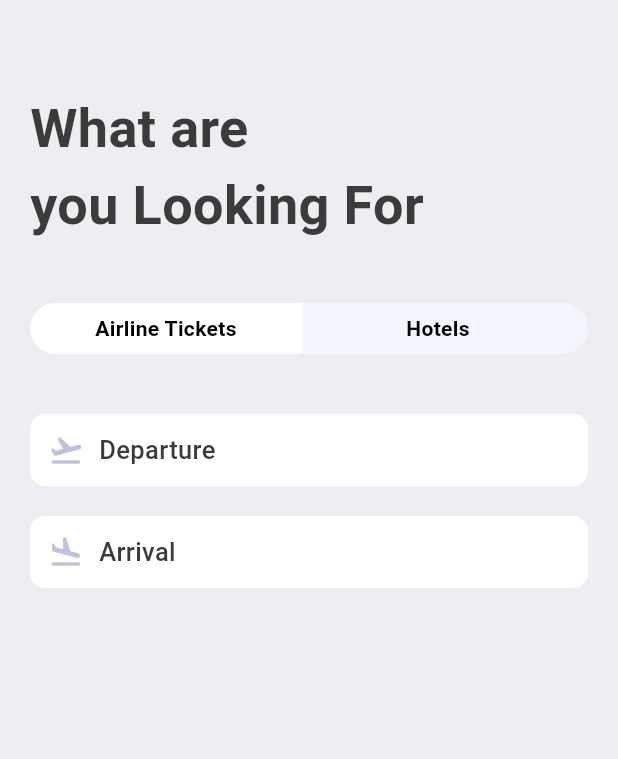
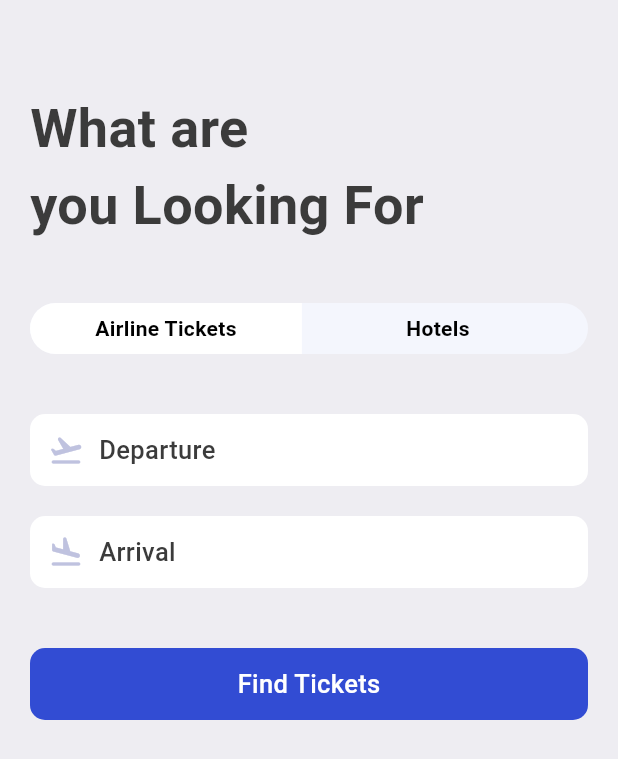
Before and after one commit to Adarsh0Ranjan/ticket_App_flutter, a Flutter app: the SerachScreen screen opened directly, on a phone screen of 412 x 824 dp. Shown: the top 759 px of the screen. Run offline on Flutter 3.47's test engine with Material 3 defaults, Android fonts, the phone set to English and light mode, and no system bars; our stand-ins replace fluentui_icons.

Commit message:
FindTickets added

```diff
--- a/lib/screens/Search/serach_screen.dart
+++ b/lib/screens/Search/serach_screen.dart
@@ -1,6 +1,7 @@
 import 'package:flutter/material.dart';
 import 'package:ticket_app/screens/Search/widgets/app_text_icon.dart';
 import 'package:ticket_app/screens/Search/widgets/app_ticket_tabs.dart';
+import 'package:ticket_app/screens/Search/widgets/find_tickets.dart';
 import 'package:ticket_app/styles/app_styles.dart';
 
 class SerachScreen extends StatelessWidget {
@@ -20,7 +21,9 @@ class SerachScreen extends StatelessWidget {
           SizedBox(height: 40),
           AppTextIcon(icon: Icons.flight_takeoff_rounded, text: "Departure"),
           SizedBox(height: 20),
-          AppTextIcon(icon: Icons.flight_land_rounded, text: "Arrival")
+          AppTextIcon(icon: Icons.flight_land_rounded, text: "Arrival"),
+          SizedBox(height: 40),
+          FindTickets()
         ],
       ),
     );
--- /dev/null
+++ b/lib/screens/Search/widgets/find_tickets.dart
@@ -0,0 +1,20 @@
+import 'package:flutter/material.dart';
+import 'package:ticket_app/styles/app_styles.dart';
+
+class FindTickets extends StatelessWidget {
+  const FindTickets({super.key});
+
+  @override
+  Widget build(BuildContext context) {
+    return Container(
+      padding: EdgeInsets.all(12),
+      decoration: BoxDecoration(
+        borderRadius: BorderRadius.circular(10),
+        color: AppStyles.findTicketColor
+      ),
+      child: Center(
+        child: Text("Find Tickets", style: AppStyles.textStyle.copyWith(color: Colors.white)),
+      ),
+    );
+  }
+}
--- a/lib/styles/app_styles.dart
+++ b/lib/styles/app_styles.dart
@@ -40,6 +40,7 @@ class AppStyles {
   static Color ticketOrange = const Color(0xFFF37B67);
   static Color kakiColor = const Color(0xFFd2bdb6);
   static Color plainColor = const Color(0xFFBFC2DF);
+  static Color findTicketColor = const Color(0xD91130CE);
 
 
 }
```
